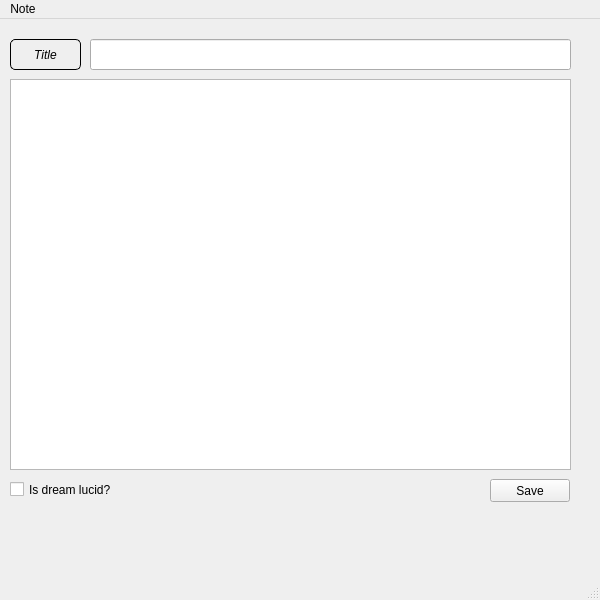
This is gui/diary.ui in zcworka/lucid_diary as Qt 5 draws it before an edit. The edited form follows.
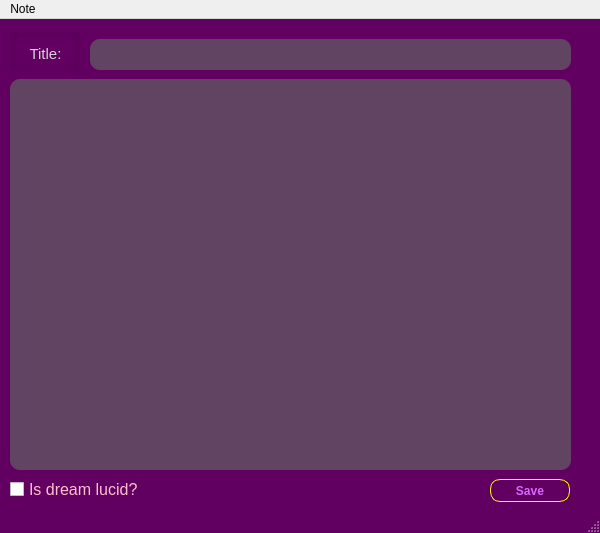
This is the edited form.

What changed in the file:
```diff
--- a/gui/diary.ui
+++ b/gui/diary.ui
@@ -7,7 +7,7 @@
     <x>0</x>
     <y>0</y>
     <width>600</width>
-    <height>600</height>
+    <height>533</height>
    </rect>
   </property>
   <property name="windowTitle">
@@ -15,33 +15,76 @@
   </property>
   <property name="styleSheet">
    <string notr="true">QLabel {
-	border: 1px solid black;
+	border: 7px solid rgba(0, 0, 0, 0.02);
 	padding: 3px;
 	border-radius: 5px;
-	font-style: italic;
+	font-size: 15px;
+	text-transform: uppercase;
+	color: rgb(212, 212, 212);
+}
+
+QMessageBox {
+	background-color: rgb(97, 0, 97);
 }
 
 QMessageBox QLabel {
 	border: none;
 	font-size: 34px;
 	font-style: normal;
-}</string>
+	color: white;
+}
+
+QMainWindow {
+	background-color: rgb(97, 0, 97);
+}
+
+QTextEdit, QLineEdit {
+	background-color: rgb(97, 68, 97);
+	border-radius: 10px;
+	color: white;
+}
+
+QLineEdit {
+	font-size: 18px;
+}
+
+QCheckBox {
+	color: pink;
+	font-size: 16px;
+}
+
+QDialog QListView{
+	background-color: rgb(97, 0, 97);
+	color: rgb(203, 251, 255);
+	padding-left: 7px;
+}
+
+
+
+
+
+
+
+
+
+
+</string>
   </property>
   <widget class="QWidget" name="centralwidget">
    <widget class="QLabel" name="label">
     <property name="geometry">
      <rect>
       <x>10</x>
-      <y>20</y>
+      <y>12</y>
       <width>71</width>
-      <height>31</height>
+      <height>41</height>
      </rect>
     </property>
     <property name="text">
-     <string>Title</string>
+     <string>Title:</string>
     </property>
     <property name="alignment">
-     <set>Qt::AlignCenter</set>
+     <set>Qt::AlignHCenter|Qt::AlignTop</set>
     </property>
    </widget>
    <widget class="QLineEdit" name="title_edit">
@@ -73,6 +116,14 @@
       <height>23</height>
      </rect>
     </property>
+    <property name="styleSheet">
+     <string notr="true">text-transform: uppercase;
+font-weight: 600;
+border-radius: 10px;
+border: 0.7px solid yellow;
+color: rgb(217, 103, 255);
+</string>
+    </property>
     <property name="text">
      <string>Save</string>
     </property>
@@ -82,7 +133,7 @@
      <rect>
       <x>10</x>
       <y>460</y>
-      <width>131</width>
+      <width>181</width>
       <height>21</height>
      </rect>
     </property>
```
Left out of the diff: 2 changed lines with no effect on the pictures.
